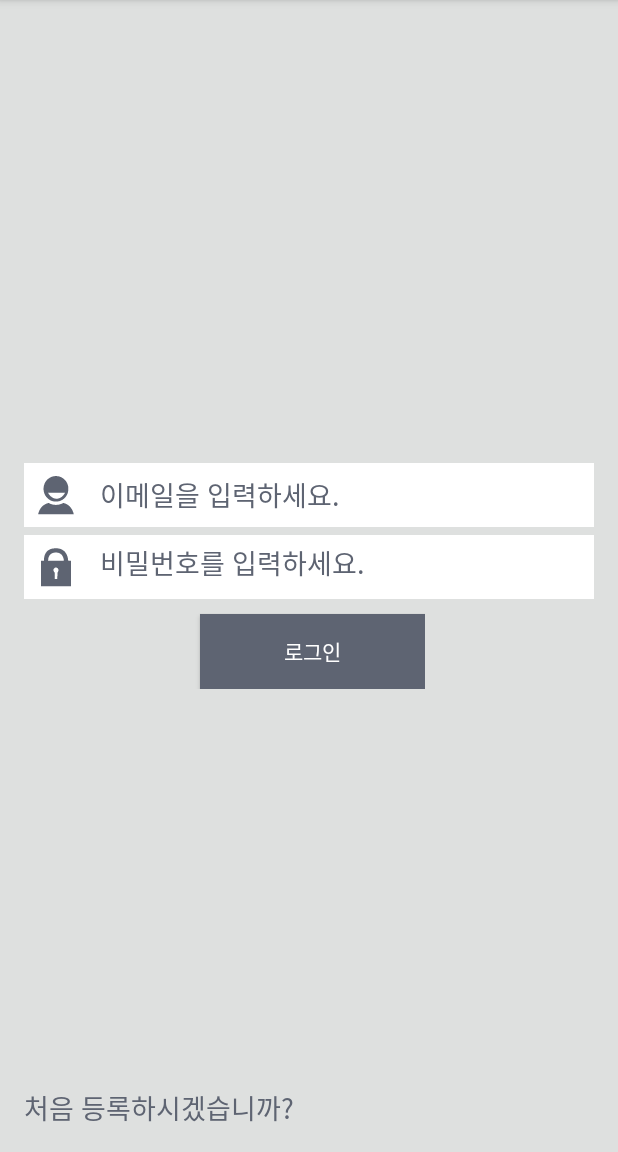
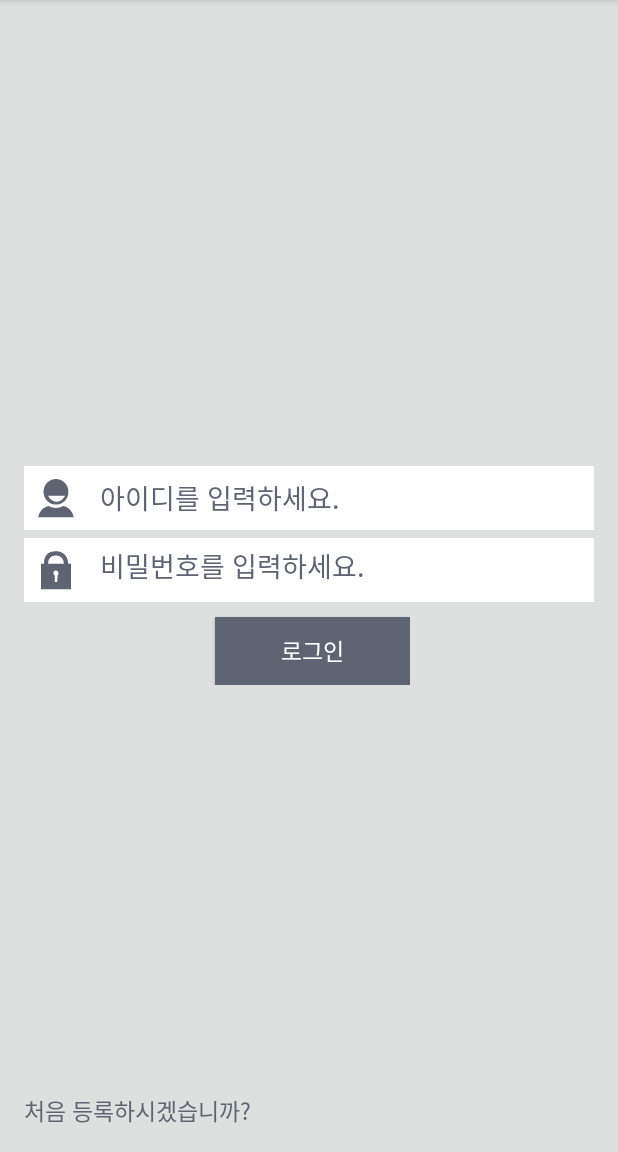
Before and after one commit to jinny3770/coins, an Android app: the LoginActivity screen opened directly, with no data from a screen before it, on a phone screen of 412 x 824 dp, the part 84-1236 px from its top. Run offline under Robolectric (Android 15) with nearby library versions, the phone set to English and light mode, and no system bars.

Commit message:
modify login ui2

```diff
--- a/Coins2/app/src/main/res/layout/activity_login.xml
+++ b/Coins2/app/src/main/res/layout/activity_login.xml
@@ -36,7 +36,7 @@
                 android:layout_marginLeft="8dp"
                 android:layout_weight="1"
                 android:background="#ffffff"
-                android:hint="이메일을 입력하세요."
+                android:hint="아이디를 입력하세요."
                 android:textColor="#5e6472"
                 android:textColorHint="#5e6472" />
 
@@ -63,6 +63,7 @@
                 android:layout_marginLeft="4dp"
                 android:layout_weight="1"
                 android:hint="비밀번호를 입력하세요."
+                android:inputType="textPassword"
                 android:textColor="#5e6472"
                 android:textColorHint="#5e6472" />
 
@@ -89,12 +90,13 @@
 
                 <Button
                     android:id="@+id/login"
-                    android:layout_width="150dp"
-                    android:layout_height="50dp"
+                    android:layout_width="130dp"
+                    android:layout_height="45dp"
                     android:layout_marginLeft="5dp"
                     android:layout_marginTop="10dp"
                     android:background="#5e6472"
-                    android:text="로그인" />
+                    android:text="로그인"
+                    android:textSize="15dp"/>
 
             </LinearLayout>
 
@@ -106,7 +108,7 @@
         android:layout_width="wrap_content"
         android:layout_height="wrap_content"
         android:text="처음 등록하시겠습니까?"
-        android:textSize="18dp"
+        android:textSize="15dp"
         android:textColor="#5e6472"
         android:id="@+id/textView"
         android:layout_alignParentBottom="true"
```
